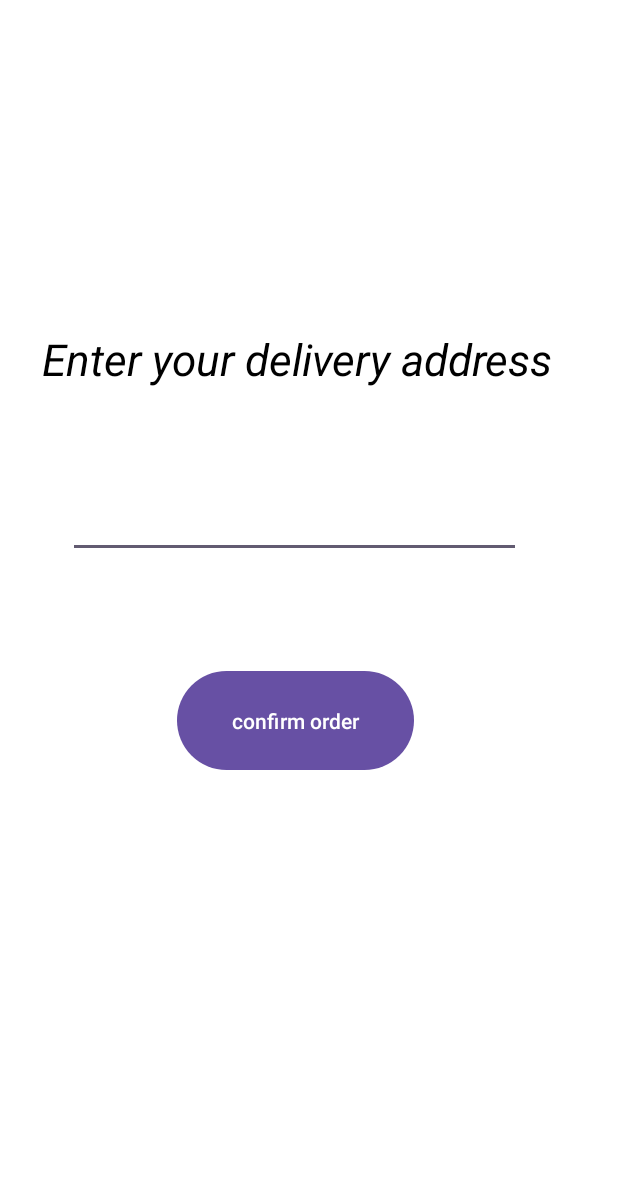
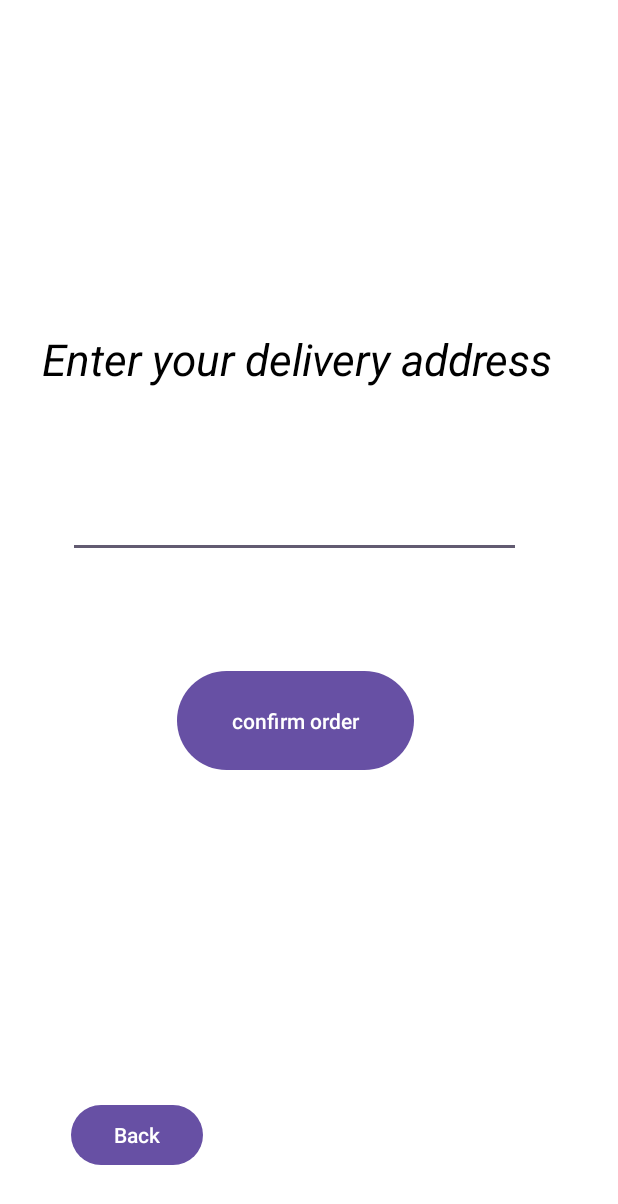
Before and after one commit to Rachil23/FoodEase, an Android app: the MainActivity4 screen opened directly, with no data from a screen before it, after a tap on "confirm order", on a phone screen of 412 x 824 dp. Shown: the top 1204 px of the screen. Run offline under Robolectric (Android 15) with nearby library versions, the phone set to English and light mode, and no system bars.

Commit message:
Toast error solved and major button updates

```diff
--- a/app/src/main/java/com/example/foodeaseapp/MainActivity4.java
+++ b/app/src/main/java/com/example/foodeaseapp/MainActivity4.java
@@ -3,6 +3,7 @@ package com.example.foodeaseapp;
 import androidx.appcompat.app.AppCompatActivity;
 
 import android.annotation.SuppressLint;
+import android.content.Intent;
 import android.os.Bundle;
 import android.view.View;
 import android.widget.Button;
@@ -11,20 +12,29 @@ import android.widget.Toast;
 
 public class MainActivity4 extends AppCompatActivity implements View.OnClickListener {
     private Button button;
+    private Button b;
 
     EditText id_email;
 
 
+    @SuppressLint("MissingInflatedId")
     @Override
     protected void onCreate(Bundle savedInstanceState) {
-
-
 
         super.onCreate(savedInstanceState);
         setContentView(R.layout.activity_main4);
         id_email=findViewById(R.id.delivery_address);
         button = findViewById(R.id.button7);
         button.setOnClickListener(this);
+
+        b = (Button) findViewById(R.id.button31);
+        b.setOnClickListener(new View.OnClickListener() {
+            @Override
+            public void onClick(View v) {
+                                          openActivity644();
+                                      }
+        }
+        );
     }
 
     public void onClick(View view){
@@ -36,4 +46,10 @@ public class MainActivity4 extends AppCompatActivity implements View.OnClickList
         else{
         Toast.makeText(MainActivity4.this,"Order confirmed ", Toast.LENGTH_SHORT).show();}
     }
+    public void openActivity644() {
+        Intent intent = new Intent(this, MainActivity3.class);
+        startActivity(intent);
+    }
+
+
 }
--- a/app/src/main/res/layout/activity_main4.xml
+++ b/app/src/main/res/layout/activity_main4.xml
@@ -59,4 +59,18 @@
         app:layout_constraintStart_toStartOf="parent"
         app:layout_constraintTop_toBottomOf="@+id/delivery_address"
         app:layout_constraintVertical_bias="0.615" />
+
+    <Button
+        android:id="@+id/button31"
+        android:layout_width="wrap_content"
+        android:layout_height="wrap_content"
+        android:layout_marginStart="45dp"
+        android:layout_marginTop="209dp"
+        android:layout_marginEnd="275dp"
+        android:layout_marginBottom="37dp"
+        android:text="Back"
+        app:layout_constraintBottom_toBottomOf="parent"
+        app:layout_constraintEnd_toEndOf="parent"
+        app:layout_constraintStart_toStartOf="parent"
+        app:layout_constraintTop_toBottomOf="@+id/button7" />
 </androidx.constraintlayout.widget.ConstraintLayout>
```
